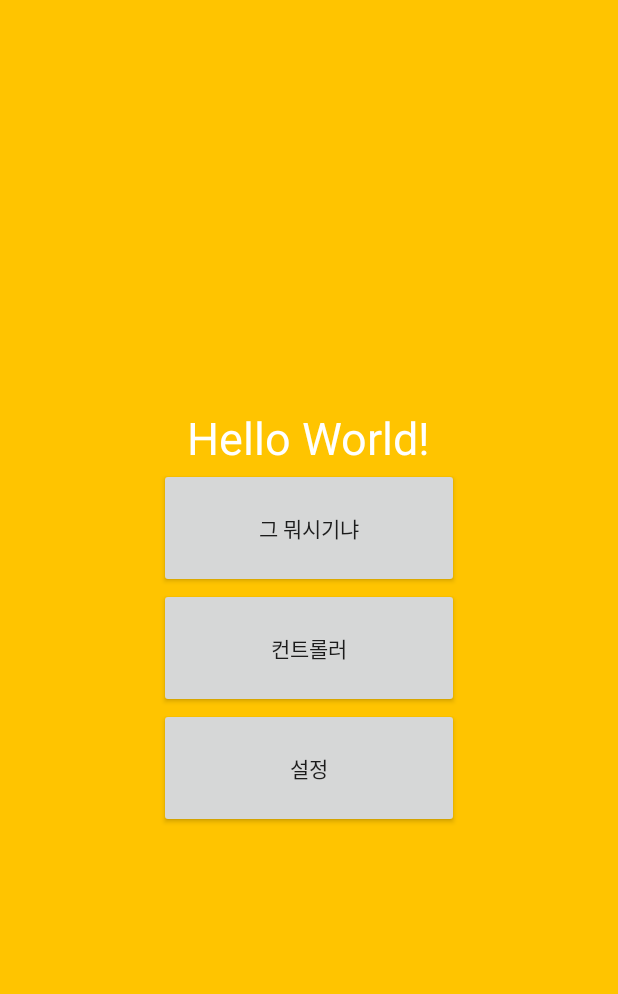
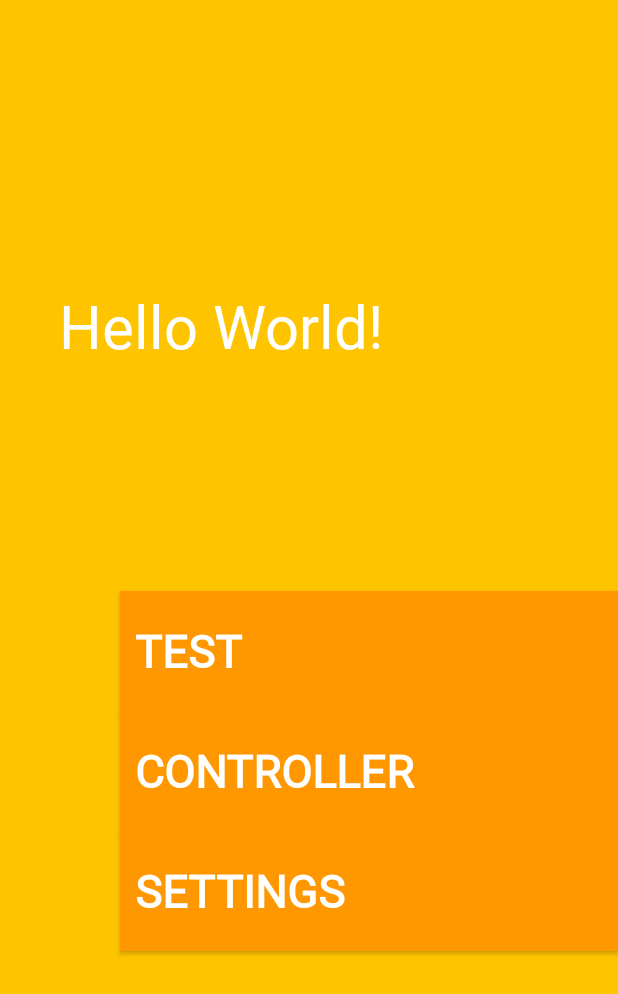
Before and after one commit to SnovvyOwl/COA_PY_AutonomusCAR, an Android app: the screen it shows after launch (MainActivity), on a phone screen of 412 x 824 dp. Shown: the top 994 px of the screen. Run offline under Robolectric (Android 15) with nearby library versions, the phone set to English and light mode, and no system bars.

Commit message:
201007
+ wirelessController app
+ change layout & text style

```diff
--- /dev/null
+++ b/Android/WirelessController/app/src/main/res/drawable/colorbtn1.xml
@@ -0,0 +1,6 @@
+<?xml version="1.0" encoding="utf-8"?>
+<selector xmlns:android="http://schemas.android.com/apk/res/android">
+
+    <item android:state_pressed="true" android:drawable="@color/deep_orange_primary"/>
+    <item android:state_pressed="false" android:drawable="@color/orange_primary"/>
+</selector>
--- /dev/null
+++ b/Android/WirelessController/app/src/main/res/font/font.xml
@@ -0,0 +1,8 @@
+<?xml version="1.0" encoding="utf-8"?>
+<font-family xmlns:android="http://schemas.android.com/apk/res/android">
+    <font
+        android:fontStyle="normal"
+        android:fontWeight="400"
+        android:font="@font/jsdongkang"/>
+
+</font-family>
--- a/Android/WirelessController/app/src/main/res/layout/activity_main.xml
+++ b/Android/WirelessController/app/src/main/res/layout/activity_main.xml
@@ -1,42 +1,91 @@
 <?xml version="1.0" encoding="utf-8"?>
-<LinearLayout
-    xmlns:android="http://schemas.android.com/apk/res/android"
+<androidx.constraintlayout.widget.ConstraintLayout xmlns:android="http://schemas.android.com/apk/res/android"
     xmlns:app="http://schemas.android.com/apk/res-auto"
     xmlns:tools="http://schemas.android.com/tools"
     android:layout_width="match_parent"
     android:layout_height="match_parent"
+    android:background="@drawable/btn1"
     android:gravity="center"
     android:orientation="vertical"
-    android:background="@drawable/btn1"
     tools:context=".MainActivity">
 
-    <TextView
+    <androidx.constraintlayout.widget.Guideline
+        android:id="@+id/guidline"
         android:layout_width="wrap_content"
         android:layout_height="wrap_content"
+        android:orientation="vertical"
+        app:layout_constraintGuide_begin="80dp" />
+
+    <TextView
+        android:id="@+id/txt222"
+        android:layout_width="wrap_content"
+        android:layout_height="wrap_content"
+        android:layout_marginBottom="150dp"
         android:text="Hello World!"
-        android:textSize="30sp"
         android:textColor="@color/white"
-        app:layout_constraintBottom_toBottomOf="parent"
+        android:textSize="40sp"
+        android:fontFamily="@font/font"
+        app:layout_constraintBottom_toTopOf="@id/main_btn1"
         app:layout_constraintLeft_toLeftOf="parent"
         app:layout_constraintRight_toRightOf="parent"
-        app:layout_constraintTop_toTopOf="parent" />
+        app:layout_constraintTop_toTopOf="parent"
+        app:layout_constraintVertical_chainStyle="packed"
+        app:layout_constraintHorizontal_bias="0.2"
+
+        />
 
     <Button
-        android:layout_width="200dp"
+        android:id="@+id/main_btn1"
+        android:layout_width="0dp"
         android:layout_height="80dp"
         android:text="@string/main_btn1"
-        android:id="@+id/main_btn1"/>
+        android:background="@drawable/colorbtn1"
+        android:gravity="left|center_vertical"
+        android:textSize="30sp"
+        android:fontFamily="@font/font"
+        android:textStyle="bold"
+        android:textColor="@color/white"
+        android:padding="10dp"
+        app:layout_constraintBottom_toTopOf="@id/main_btn2"
+        app:layout_constraintLeft_toLeftOf="@id/guidline"
+        app:layout_constraintRight_toRightOf="parent"
+        app:layout_constraintTop_toBottomOf="@id/txt222"
+        app:layout_constraintHorizontal_bias="0"/>
 
     <Button
-        android:layout_width="200dp"
+        android:id="@+id/main_btn2"
+        android:layout_width="0dp"
         android:layout_height="80dp"
         android:text="@string/main_btn2"
-        android:id="@+id/main_btn2"/>
+        android:background="@drawable/colorbtn1"
+        android:gravity="left|center_vertical"
+        android:textSize="30sp"
+        android:fontFamily="@font/font"
+        android:textStyle="bold"
+        android:textColor="@color/white"
+        android:padding="10dp"
+        app:layout_constraintBottom_toTopOf="@id/main_btn3"
+        app:layout_constraintLeft_toLeftOf="@id/guidline"
+        app:layout_constraintRight_toRightOf="parent"
+        app:layout_constraintTop_toBottomOf="@id/main_btn1"
+        app:layout_constraintHorizontal_bias="0"/>
 
     <Button
-        android:layout_width="200dp"
+        android:id="@+id/main_btn3"
+        android:layout_width="0dp"
         android:layout_height="80dp"
         android:text="@string/main_btn3"
-        android:id="@+id/main_btn3"/>
+        android:background="@drawable/colorbtn1"
+        android:gravity="left|center_vertical"
+        android:textSize="30sp"
+        android:fontFamily="@font/font"
+        android:textStyle="bold"
+        android:textColor="@color/white"
+        android:padding="10dp"
+        app:layout_constraintBottom_toBottomOf="parent"
+        app:layout_constraintLeft_toRightOf="@id/guidline"
+        app:layout_constraintRight_toRightOf="parent"
+        app:layout_constraintTop_toBottomOf="@id/main_btn2"
+        app:layout_constraintHorizontal_bias="0"/>
 
-</LinearLayout>
+</androidx.constraintlayout.widget.ConstraintLayout>
--- a/Android/WirelessController/app/src/main/res/values/strings.xml
+++ b/Android/WirelessController/app/src/main/res/values/strings.xml
@@ -1,9 +1,9 @@
 <resources>
     <string name="app_name">WirelessController</string>
 
-    <string name="main_btn1">그 뭐시기냐</string>
-    <string name="main_btn2">컨트롤러</string>
-    <string name="main_btn3">설정</string>
+    <string name="main_btn1">TEST</string>
+    <string name="main_btn2">CONTROLLER</string>
+    <string name="main_btn3">SETTINGS</string>
 
     <string name="ctr_center">50</string>
 </resources>
```
Also changed, not shown: 1 other file.
